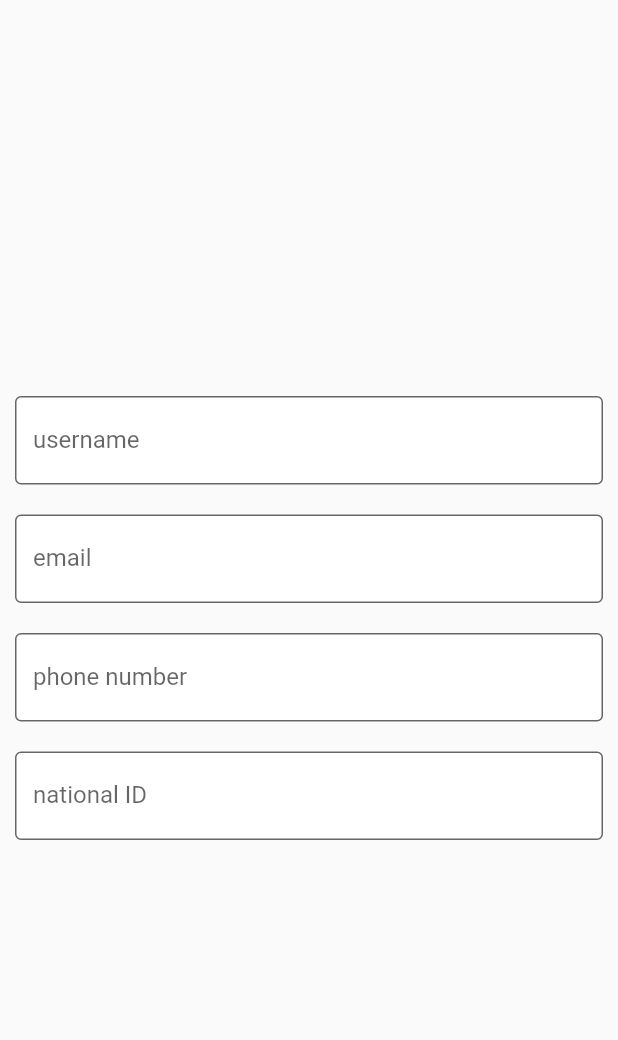
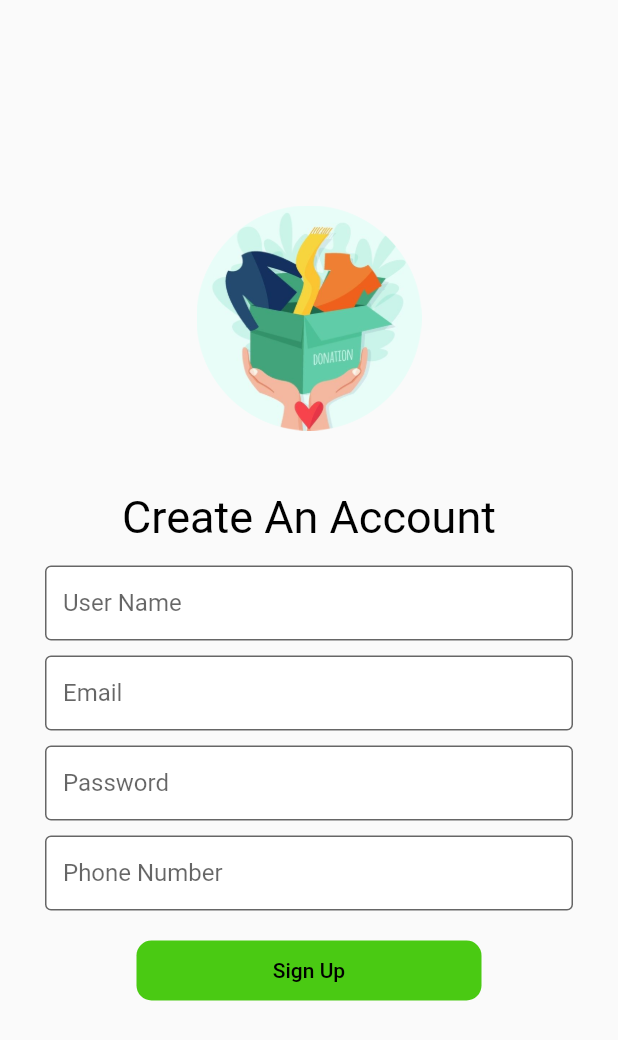
Before and after one commit to abu3athab/amal, a Flutter app: the SignUpTextBox screen opened directly, on a phone screen of 412 x 824 dp. Shown: the top 1040 px of the screen. Run offline on Flutter 3.47's test engine with Material 2 defaults, Android fonts, the phone set to English and light mode, and no system bars; missing offline and left inert: dart:ffi.

Commit message:
add the updated sign up screen

```diff
--- a/lib/log in/logIn.dart
+++ b/lib/log in/logIn.dart
@@ -4,7 +4,7 @@ import 'package:demo2/colors.dart';
 import 'package:demo2/log%20in/loginEmail.dart';
 import 'package:demo2/log%20in/loginPassword.dart';
 import 'package:demo2/log%20in/rememberMe.dart';
-import 'package:demo2/sign%20up/signUpCharity.dart';
+import 'package:demo2/sign%20up/signUp.dart';
 import 'package:flutter/material.dart';
 
 class Login extends StatefulWidget {
@@ -100,8 +100,7 @@ class LoginChild extends State<Login> {
                       onPressed: () {
                         Navigator.push(
                           context,
-                          MaterialPageRoute(
-                              builder: (context) => SignUpChartiy()),
+                          MaterialPageRoute(builder: (context) => SignUp()),
                         );
                       },
                       child: Text(
--- a/lib/sign up/signUpTextBoxes.dart
+++ b/lib/sign up/signUpTextBoxes.dart
@@ -1,4 +1,5 @@
 import 'package:flutter/material.dart';
+import '../colors.dart';
 
 class SignUpTextBox extends StatelessWidget {
   final userNameController = TextEditingController();
@@ -7,54 +8,197 @@ class SignUpTextBox extends StatelessWidget {
   final nationalIDController = TextEditingController();
   @override
   Widget build(BuildContext context) {
+    double screenWidth(BuildContext context) =>
+        MediaQuery.of(context).size.width;
+    double screenHeight(BuildContext context) =>
+        MediaQuery.of(context).size.height;
+
+    return Scaffold(body: LayoutBuilder(
+        builder: (BuildContext context, BoxConstraints constraints) {
+      if (constraints.maxWidth > 600) {
+        return _buildWideContainers();
+      } else {
+        return _buildNormalContainer();
+      }
+    }));
+  }
+
+  Widget _buildNormalContainer() {
     return Center(
       child: SingleChildScrollView(
-          child: Column(mainAxisAlignment: MainAxisAlignment.center, children: [
-        Container(
-            padding: const EdgeInsets.all(10),
+        child: Padding(
+            padding: const EdgeInsets.all(30),
+            child: Center(
+              child: SizedBox(
+                child: Column(
+                  mainAxisAlignment: MainAxisAlignment.spaceAround,
+                  crossAxisAlignment: CrossAxisAlignment.center,
+                  children: [
+                    SizedBox(
+                      height: 150,
+                      child: Image.asset("assets/charityPic.png"),
+                    ),
+                    const SizedBox(
+                      height: 40,
+                    ),
+                    const SizedBox(
+                      height: 50,
+                      child: Text(
+                        'Create An Account',
+                        style: TextStyle(
+                          fontSize: 30,
+                          color: Colors.black,
+                          // fontWeight: FontWeight.w500,
+                        ),
+                      ),
+                    ),
+                    SizedBox(
+                      height: 50,
                       child: TextField(
                         controller: userNameController,
                         decoration: const InputDecoration(
                           filled: true,
                           fillColor: Colors.white,
-                labelText: "username",
+                          labelText: "User Name",
                           border: OutlineInputBorder(),
                         ),
-            )),
-        Container(
-            padding: const EdgeInsets.all(10),
+                      ),
+                    ),
+                    const SizedBox(
+                      height: 10,
+                    ),
+                    SizedBox(
+                      height: 50,
                       child: TextField(
-              controller: emailController,
+                        controller: userNameController,
                         decoration: const InputDecoration(
                           filled: true,
                           fillColor: Colors.white,
-                labelText: "email",
+                          labelText: "Email",
                           border: OutlineInputBorder(),
                         ),
-            )),
-        Container(
-            padding: const EdgeInsets.all(10),
+                      ),
+                    ),
+                    const SizedBox(
+                      height: 10,
+                    ),
+                    SizedBox(
+                      height: 50,
                       child: TextField(
-              controller: phoneNumberController,
+                        controller: userNameController,
                         decoration: const InputDecoration(
                           filled: true,
                           fillColor: Colors.white,
-                labelText: "phone number",
+                          labelText: "Password",
                           border: OutlineInputBorder(),
                         ),
-            )),
-        Container(
-            padding: const EdgeInsets.all(10),
+                      ),
+                    ),
+                    const SizedBox(
+                      height: 10,
+                    ),
+                    SizedBox(
+                      height: 50,
                       child: TextField(
-              controller: nationalIDController,
+                        controller: userNameController,
                         decoration: const InputDecoration(
                           filled: true,
                           fillColor: Colors.white,
-                labelText: "national ID",
+                          labelText: "Phone Number",
                           border: OutlineInputBorder(),
                         ),
-            ))
-      ])),
+                      ),
+                    ),
+                    Container(
+                      margin: const EdgeInsets.all(20),
+                      width: 230,
+                      height: 40,
+                      child: ElevatedButton(
+                        onPressed: null,
+                        // ignore: sort_child_properties_last
+                        child: const Text(
+                          'Sign Up',
+                          style: TextStyle(color: Colors.black),
+                        ),
+
+                        style: ButtonStyle(
+                            shape: MaterialStateProperty.all(
+                                RoundedRectangleBorder(
+                                    borderRadius: BorderRadius.circular(10))),
+                            backgroundColor:
+                                MaterialStateProperty.all(logoColor)),
+                      ),
+                    )
+                  ],
+                ),
+              ),
+            )),
+      ),
+    );
+  }
+
+  Widget _buildWideContainers() {
+    return Center(
+      child: SingleChildScrollView(
+        child: Padding(
+            padding: const EdgeInsets.all(30),
+            child: Center(
+              child: SizedBox(
+                child: Column(
+                  children: [
+                    SizedBox(
+                      height: 50,
+                      child: TextField(
+                        controller: userNameController,
+                        decoration: const InputDecoration(
+                          filled: true,
+                          fillColor: Colors.white,
+                          labelText: "User Name",
+                          border: OutlineInputBorder(),
+                        ),
+                      ),
+                    ),
+                    SizedBox(
+                      height: 50,
+                      child: TextField(
+                        controller: userNameController,
+                        decoration: const InputDecoration(
+                          filled: true,
+                          fillColor: Colors.white,
+                          labelText: "Email",
+                          border: OutlineInputBorder(),
+                        ),
+                      ),
+                    ),
+                    SizedBox(
+                      height: 50,
+                      child: TextField(
+                        controller: userNameController,
+                        decoration: const InputDecoration(
+                          filled: true,
+                          fillColor: Colors.white,
+                          labelText: "Password",
+                          border: OutlineInputBorder(),
+                        ),
+                      ),
+                    ),
+                    SizedBox(
+                      height: 50,
+                      child: TextField(
+                        controller: userNameController,
+                        decoration: const InputDecoration(
+                          filled: true,
+                          fillColor: Colors.white,
+                          labelText: "Phone Number",
+                          border: OutlineInputBorder(),
+                        ),
+                      ),
+                    )
+                  ],
+                ),
+              ),
+            )),
+      ),
     );
   }
 }
--- a/pubspec.yaml
+++ b/pubspec.yaml
@@ -65,6 +65,7 @@ flutter:
     - assets/amalLogo.png
     - assets/signUpImage.jpg
     - assets/
+    - assets/charityPic.png
 
   # An image asset can refer to one or more resolution-specific "variants", see
   # https://flutter.dev/assets-and-images/#resolution-aware
```
Also changed, not shown: lib/sign up/signUp.dart (+13 -17 lines), assets/charityPic.png (added). Lines whose indentation alone changed are shown as unchanged.
